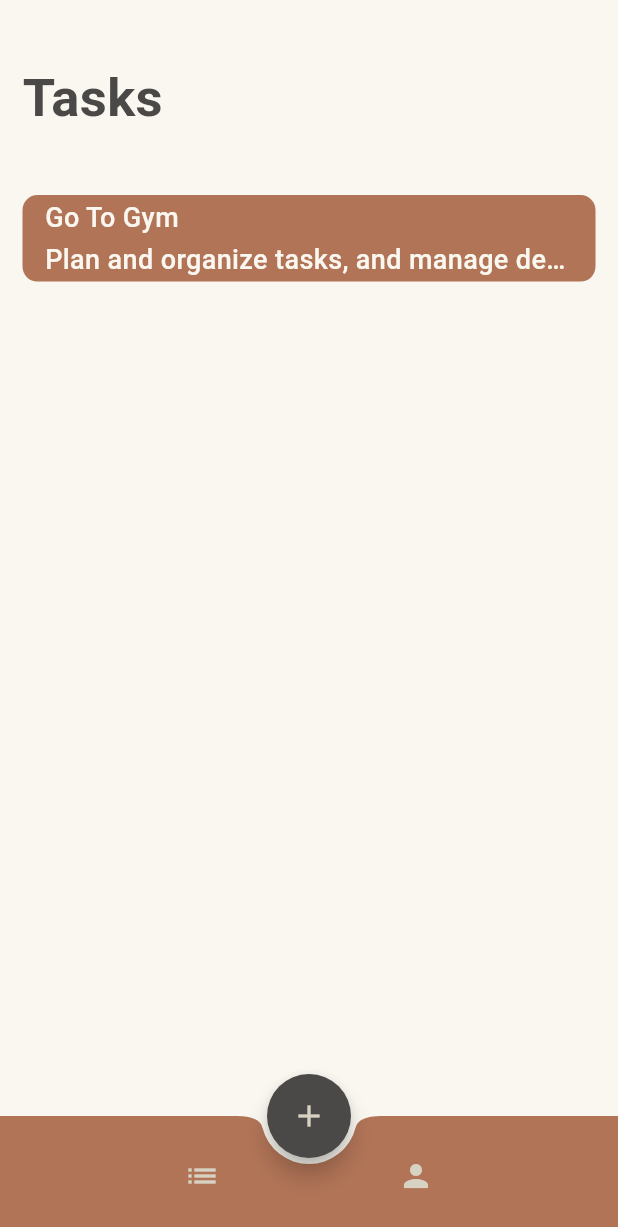
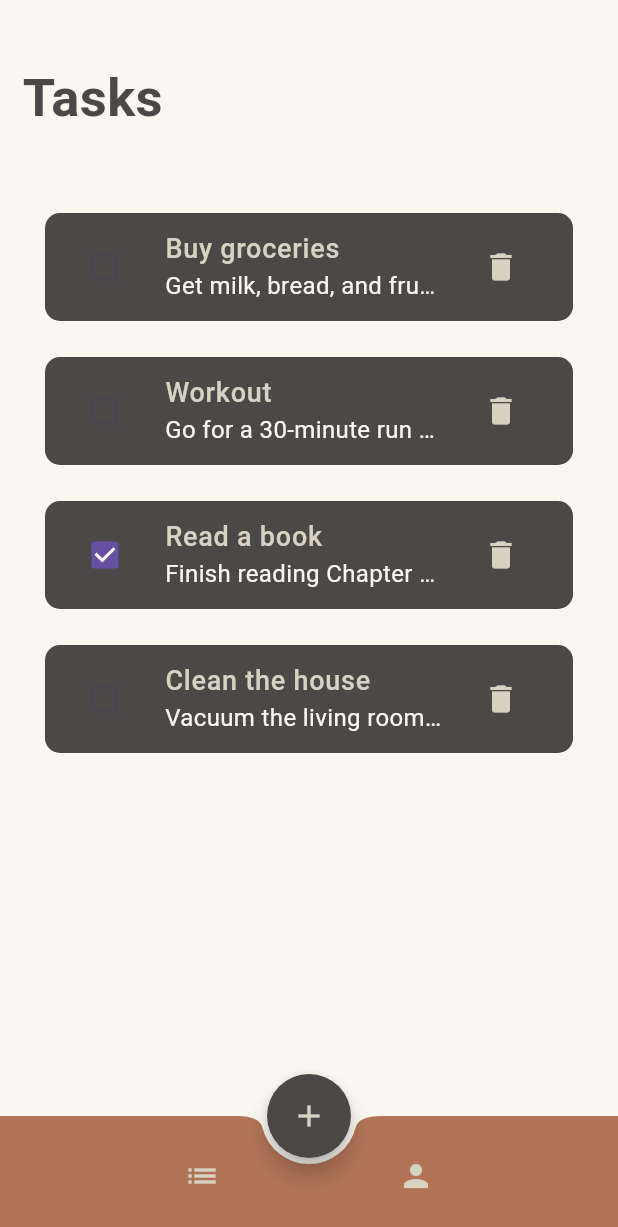
Before and after one commit to soufiyanelmansouri/todo_app, a Flutter app: the screen it shows after launch, on a phone screen of 412 x 824 dp. Shown: the top 1227 px of the screen. Run offline on Flutter 3.47's test engine with Material 3 defaults, Android fonts, the phone set to English and light mode, and no system bars.

Commit message:
Add Provider for task management

```diff
--- a/lib/controllers/task_controller.dart
+++ b/lib/controllers/task_controller.dart
@@ -0,0 +1,16 @@
+import 'package:flutter/material.dart';
+
+import '../models/task.dart';
+import '../services/service.dart';
+
+class TaskController extends ChangeNotifier {
+  final TaskService _taskService = TaskService();
+  List<Task> _tasks = [];
+
+  List<Task> get tasks => _tasks;
+
+  void fetchTasks() {
+    _tasks = _taskService.fetchTasks();
+    notifyListeners();
+  }
+}
--- a/lib/main.dart
+++ b/lib/main.dart
@@ -1,6 +1,8 @@
 import 'package:flutter/material.dart';
+import 'package:provider/provider.dart';
 
-import 'views/home_screen.dart';
+import 'controllers/task_controller.dart';
+import 'views/screens/home_screen.dart';
 
 void main() {
   runApp(const MyApp());
@@ -11,9 +13,12 @@ class MyApp extends StatelessWidget {
 
   @override
   Widget build(BuildContext context) {
-    return const MaterialApp(
-      debugShowCheckedModeBanner: false,
-      home: HomeScreen(),
+    return ChangeNotifierProvider(
+      create: (context) => TaskController()..fetchTasks(),
+      child: const MaterialApp(
+        debugShowCheckedModeBanner: false,
+        home: HomeScreen(),
+      ),
     );
   }
 }
--- a/lib/models/task.dart
+++ b/lib/models/task.dart
@@ -0,0 +1,33 @@
+class Task {
+  final String id;
+  final String title;
+  final String description;
+  final bool isCompleted;
+
+  Task({
+    required this.id,
+    required this.title,
+    required this.description,
+    required this.isCompleted,
+  });
+
+  // Method to convert Task to JSON (for saving to database/API)
+  Map<String, dynamic> toJson() {
+    return {
+      'id': id,
+      'title': title,
+      'description': description,
+      'isCompleted': isCompleted,
+    };
+  }
+
+  // Factory method to create a Task from JSON (for retrieving from database/API)
+  factory Task.fromJson(Map<String, dynamic> json) {
+    return Task(
+      id: json['id'],
+      title: json['title'],
+      description: json['description'],
+      isCompleted: json['isCompleted'],
+    );
+  }
+}
--- /dev/null
+++ b/lib/services/service.dart
@@ -0,0 +1,33 @@
+import '../models/task.dart';
+
+class TaskService {
+  // A list of mock tasks for testing
+  List<Task> fetchTasks() {
+    return [
+      Task(
+        id: '1',
+        title: 'Buy groceries',
+        description: 'Get milk, bread, and fruits from the store',
+        isCompleted: false,
+      ),
+      Task(
+        id: '2',
+        title: 'Workout',
+        description: 'Go for a 30-minute run and do strength training',
+        isCompleted: false,
+      ),
+      Task(
+        id: '3',
+        title: 'Read a book',
+        description: 'Finish reading Chapter 5 of Flutter development book',
+        isCompleted: true,
+      ),
+      Task(
+        id: '4',
+        title: 'Clean the house',
+        description: 'Vacuum the living room and organize the closet',
+        isCompleted: false,
+      ),
+    ];
+  }
+}
--- a/lib/utils/constants.dart
+++ b/lib/utils/constants.dart
@@ -17,14 +17,14 @@ class TextStyles {
 
   // Medium weight text for body
   static const TextStyle bodyMedium = TextStyle(
-    color: ColorStyles.cream,
+    color: ColorStyles.softBeige,
     fontWeight: FontWeight.w500, // Medium weight
     fontSize: 18,
   );
 
   // Regular text for body content
   static const TextStyle bodyRegular = TextStyle(
-    color: ColorStyles.softBeige,
+    color: ColorStyles.cream,
     fontWeight: FontWeight.w400, // Normal weight
     fontSize: 16,
   );
--- a/lib/views/home_screen.dart
+++ /dev/null
@@ -1,94 +0,0 @@
-import 'package:flutter/material.dart';
-
-import '../utils/constants.dart';
-
-class HomeScreen extends StatelessWidget {
-  const HomeScreen({super.key});
-
-  @override
-  Widget build(BuildContext context) {
-    return Scaffold(
-      backgroundColor: ColorStyles.cream,
-      body: Column(
-        crossAxisAlignment: CrossAxisAlignment.start,
-        children: [
-          const Padding(
-            padding: EdgeInsets.symmetric(horizontal: 15, vertical: 40),
-            child: Text(
-              "Tasks",
-              style: TextStyles.headerBold,
-            ),
-          ),
-          Expanded(
-            child: ListView(
-              children: [
-                Padding(
-                  padding: const EdgeInsets.symmetric(horizontal: 15),
-                  child: Container(
-                    width: double.infinity,
-                    height: MediaQuery.of(context).size.height * 0.07,
-                    decoration: const BoxDecoration(
-                        color: ColorStyles.warmTerracotta,
-                        borderRadius: BorderRadius.all(Radius.circular(10))),
-                    child: const Column(
-                      crossAxisAlignment: CrossAxisAlignment.start,
-                      children: [
-                        Padding(
-                          padding:
-                              EdgeInsets.symmetric(horizontal: 15, vertical: 2),
-                          child: Text(
-                            "Go To Gym",
-                            style: TextStyles.bodyMedium,
-                          ),
-                        ),
-                        Padding(
-                          padding: EdgeInsets.symmetric(horizontal: 15),
-                          child: Text(
-                            "Plan and organize tasks, and manage deadlines efficiently with a simple to-do app.",
-                            style: TextStyles.bodyMedium,
-                            maxLines:
-                                1, // Adjust to the number of lines you want
-                            overflow: TextOverflow.ellipsis,
-                          ),
-                        ),
-                      ],
-                    ),
-                  ),
-                )
-              ],
-            ),
-          )
-        ],
-      ),
-      floatingActionButtonLocation: FloatingActionButtonLocation.centerDocked,
-      extendBody: true,
-      floatingActionButton: FloatingActionButton(
-        shape: const CircleBorder(),
-        onPressed: () {},
-        backgroundColor: ColorStyles.charcoalBrown,
-        child: const Icon(Icons.add, color: ColorStyles.softBeige),
-      ),
-      bottomNavigationBar: BottomAppBar(
-        color: ColorStyles.warmTerracotta,
-        shape: const CircularNotchedRectangle(),
-        child: Row(
-          mainAxisAlignment: MainAxisAlignment.spaceEvenly,
-          children: [
-            IconButton(
-                onPressed: () {},
-                icon: const Icon(
-                  Icons.list,
-                  color: ColorStyles.softBeige,
-                )),
-            IconButton(
-                onPressed: () {},
-                icon: const Icon(
-                  Icons.person,
-                  color: ColorStyles.softBeige,
-                )),
-          ],
-        ),
-      ),
-    );
-  }
-}
--- /dev/null
+++ b/lib/views/screens/home_screen.dart
@@ -0,0 +1,53 @@
+import 'package:flutter/material.dart';
+import 'package:provider/provider.dart';
+import 'package:todo_app/views/widgets/buildBottomNavigationBar.dart';
+import 'package:todo_app/views/widgets/floatingActionButton.dart';
+import '../../controllers/task_controller.dart';
+import '../../utils/constants.dart';
+import '../widgets/task_item.dart';
+
+class HomeScreen extends StatelessWidget {
+  const HomeScreen({super.key});
+
+  @override
+  Widget build(BuildContext context) {
+    return Scaffold(
+      backgroundColor: ColorStyles.cream,
+      body: Column(crossAxisAlignment: CrossAxisAlignment.start, children: [
+        const Padding(
+          padding: EdgeInsets.symmetric(horizontal: 15, vertical: 40),
+          child: Text(
+            "Tasks",
+            style: TextStyles.headerBold,
+          ),
+        ),
+        Expanded(
+          child: Consumer<TaskController>(
+            builder: (context, taskController, child) {
+              final tasks = taskController.tasks;
+              return ListView.builder(
+                itemCount: tasks.length,
+                itemBuilder: (context, index) {
+                  final task = tasks[index];
+                  return Padding(
+                    padding:
+                        const EdgeInsets.symmetric(horizontal: 15, vertical: 6),
+                    child: TeskItem(
+                      task: task,
+                    ),
+                  );
+                },
+              );
+            },
+          ),
+        ),
+      ]),
+      floatingActionButtonLocation: FloatingActionButtonLocation.centerDocked,
+      extendBody: true,
+      floatingActionButton: BuildFloatingActionButton(
+        onPressed: () {},
+      ),
+      bottomNavigationBar: const Buildbottomnavigationbar(),
+    );
+  }
+}
--- /dev/null
+++ b/lib/views/widgets/buildBottomNavigationBar.dart
@@ -0,0 +1,31 @@
+import 'package:flutter/material.dart';
+import '../../utils/constants.dart';
+
+class Buildbottomnavigationbar extends StatelessWidget {
+  const Buildbottomnavigationbar({super.key});
+
+  @override
+  Widget build(BuildContext context) {
+    return BottomAppBar(
+      color: ColorStyles.warmTerracotta,
+      shape: const CircularNotchedRectangle(),
+      child: Row(
+        mainAxisAlignment: MainAxisAlignment.spaceEvenly,
+        children: [
+          IconButton(
+            onPressed: () {
+              // TODO
+            },
+            icon: const Icon(Icons.list, color: ColorStyles.softBeige),
+          ),
+          IconButton(
+            onPressed: () {
+              // TODO
+            },
+            icon: const Icon(Icons.person, color: ColorStyles.softBeige),
+          ),
+        ],
+      ),
+    );
+  }
+}
--- /dev/null
+++ b/lib/views/widgets/floatingActionButton.dart
@@ -0,0 +1,21 @@
+import 'package:flutter/material.dart';
+import '../../utils/constants.dart';
+
+class BuildFloatingActionButton extends StatelessWidget {
+  final VoidCallback onPressed; // Use VoidCallback for better readability
+
+  const BuildFloatingActionButton({
+    super.key,
+    required this.onPressed, // Add "this." to properly reference the parameter
+  });
+
+  @override
+  Widget build(BuildContext context) {
+    return FloatingActionButton(
+      shape: const CircleBorder(),
+      onPressed: onPressed,
+      backgroundColor: ColorStyles.charcoalBrown,
+      child: const Icon(Icons.add, color: ColorStyles.softBeige),
+    );
+  }
+}
--- /dev/null
+++ b/lib/views/widgets/task_item.dart
@@ -0,0 +1,47 @@
+import 'package:flutter/material.dart';
+import 'package:todo_app/models/task.dart';
+
+import '../../utils/constants.dart';
+
+class TeskItem extends StatelessWidget {
+  final Task task;
+
+  const TeskItem({super.key, required this.task});
+
+  @override
+  Widget build(BuildContext context) {
+    return Padding(
+      padding: const EdgeInsets.symmetric(horizontal: 15, vertical: 6),
+      child: Container(
+        decoration: BoxDecoration(
+          color: ColorStyles.charcoalBrown,
+          borderRadius: BorderRadius.circular(10),
+        ),
+        child: ListTile(
+          leading: Checkbox(
+            value: task.isCompleted,
+            onChanged: (_) {
+              // TODO
+            },
+          ),
+          title: Text(
+            task.title,
+            style: TextStyles.bodyMedium,
+          ),
+          subtitle: Text(
+            task.description,
+            style: TextStyles.bodyRegular,
+            maxLines: 1,
+            overflow: TextOverflow.ellipsis,
+          ),
+          trailing: IconButton(
+            icon: const Icon(Icons.delete, color: ColorStyles.softBeige),
+            onPressed: () {
+              // TODO
+            },
+          ),
+        ),
+      ),
+    );
+  }
+}
--- a/pubspec.yaml
+++ b/pubspec.yaml
@@ -35,6 +35,7 @@ dependencies:
   # The following adds the Cupertino Icons font to your application.
   # Use with the CupertinoIcons class for iOS style icons.
   cupertino_icons: ^1.0.8
+  provider: ^6.1.2
 
 dev_dependencies:
   flutter_test:
```
Also changed, not shown: lib/views/add_task_screen.dart (deleted), lib/views/screens/add_task_screen.dart (added).
